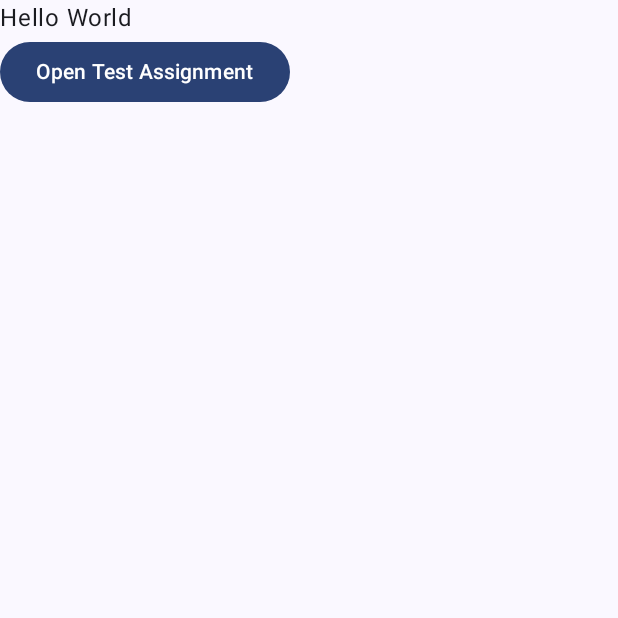
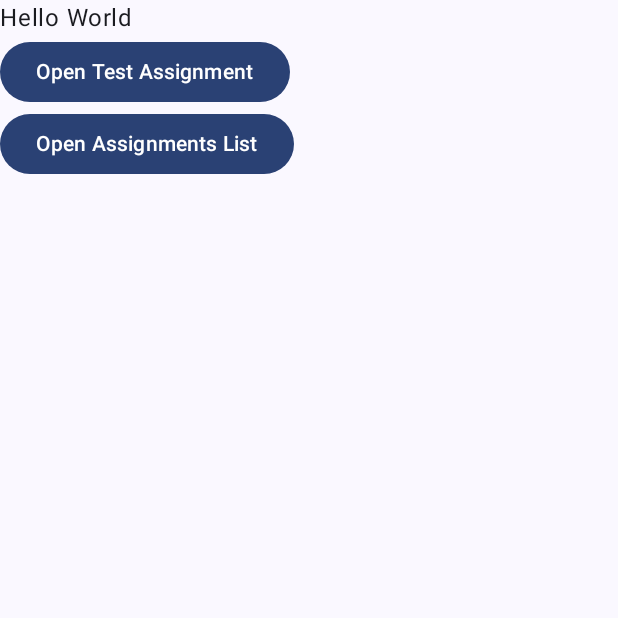
Before and after one commit to Poppymia/Flowstate, an Android app built with Jetpack Compose: the DashboardScreen screen opened through its navigation route, on a phone screen of 412 x 824 dp, the top half of it. Run offline under Robolectric (Android 15) with nearby library versions, the phone set to English and light mode, and no system bars.

Commit message:
working on ListScreen

```diff
--- a/app/src/main/java/com/example/flowstate/MainActivity.kt
+++ b/app/src/main/java/com/example/flowstate/MainActivity.kt
@@ -56,6 +56,8 @@ import androidx.navigation.compose.rememberNavController
 import androidx.navigation.NavType
 import androidx.navigation.navArgument
 import com.example.flowstate.features.AssignmentDetailsEditScreen
+import com.example.flowstate.features.AssignmentsListScreen
+import com.example.flowstate.models.AssignmentsListViewModel
 
 
 class MainActivity : ComponentActivity() {
@@ -67,6 +69,7 @@ class MainActivity : ComponentActivity() {
             FlowstateTheme {
                 val navController = rememberNavController()
                 val dbHelper = FlowstateDatabaseHelper(this)
+                val assignmentsListViewModel = AssignmentsListViewModel(dbHelper)
 
                 // Seed sample data on first launch
                 if (!dbHelper.hasAssignments()) {
@@ -107,8 +110,7 @@ class MainActivity : ComponentActivity() {
                 }
 
                 Scaffold(modifier = Modifier.fillMaxSize()) { innerPadding ->
-
-                    NavHost(
+                    /*NavHost(
                         navController = navController,
                         startDestination = "dashboard",
                         modifier = Modifier.padding(innerPadding)
@@ -150,6 +152,38 @@ class MainActivity : ComponentActivity() {
                         }
 
 
+                    }*/
+
+                    NavHost(
+                        navController = navController,
+                        startDestination = "dashboard",
+                        modifier = Modifier.padding(innerPadding)
+                    ) {
+
+                        composable("dashboard") {
+                            DashboardScreen(
+                                navController = navController,
+                                dbHelper = dbHelper
+                            )
+                        }
+
+                        composable(
+                            route = "details/{id}",
+                            arguments = listOf(navArgument("id") { type = NavType.StringType })
+                        ) { backStackEntry ->
+                            val assignmentId = backStackEntry.arguments?.getString("id") ?: return@composable
+
+                            AssignmentDetailsScreen(
+                                assignmentId = assignmentId,
+                                navController = navController,
+                                dbHelper = dbHelper
+                            )
+                        }
+
+                        // NEW: Assignments List Screen
+                        composable("assignments") {
+                            AssignmentsListScreen(assignmentsListViewModel)
+                        }
                     }
                 }
             }
--- a/app/src/main/java/com/example/flowstate/features/DashboardScreen.kt
+++ b/app/src/main/java/com/example/flowstate/features/DashboardScreen.kt
@@ -23,5 +23,11 @@ fun DashboardScreen(
             Text("Open Test Assignment")
         }
 
+        Button(onClick = {
+            navController.navigate("assignments")
+        }) {
+            Text("Open Assignments List")
+        }
+
     }
 }
--- a/app/src/main/java/com/example/flowstate/models/AssignmentsListViewModel.kt
+++ b/app/src/main/java/com/example/flowstate/models/AssignmentsListViewModel.kt
@@ -4,11 +4,13 @@ package com.example.flowstate.models
 import androidx.compose.runtime.mutableStateOf
 import androidx.compose.runtime.State
 import androidx.lifecycle.ViewModel
+import com.example.flowstate.data.FlowstateDatabaseHelper
 import com.example.flowstate.models.Assignment
 import kotlinx.coroutines.flow.MutableStateFlow
 import kotlinx.coroutines.flow.StateFlow
+/*
 
-class AssignmentsListViewModel : ViewModel() {
+class AssignmentsListViewModel(private val dbHelper: FlowstateDatabaseHelper) : ViewModel() {
 
     private val _assignments = MutableStateFlow<List<Assignment>>(emptyList())
     val assignments: StateFlow<List<Assignment>> = _assignments
@@ -58,3 +60,84 @@ class AssignmentsListViewModel : ViewModel() {
         )
     }
 }
+*/
+
+class AssignmentsListViewModel(private val dbHelper: FlowstateDatabaseHelper) : ViewModel() {
+
+    private val _assignments = MutableStateFlow<List<Assignment>>(emptyList())
+    val assignments: StateFlow<List<Assignment>> = _assignments
+
+    // UI filter states
+    private val _selectedFilter = mutableStateOf("All")
+    val selectedFilter: State<String> = _selectedFilter
+
+    private val _selectedCourse = mutableStateOf("All Courses")
+    val selectedCourse: State<String> = _selectedCourse
+
+    init {
+        loadAssignmentsFromDb()
+    }
+
+    fun loadAssignmentsFromDb() {
+        val db = dbHelper.readableDatabase
+
+        val cursor = db.rawQuery("SELECT * FROM assignments", null)
+        val list = mutableListOf<Assignment>()
+
+        while (cursor.moveToNext()) {
+
+            val id = cursor.getString(cursor.getColumnIndexOrThrow("id"))
+
+            list.add(
+                Assignment(
+                    id = id,
+                    title = cursor.getString(cursor.getColumnIndexOrThrow("title")),
+                    courseId = cursor.getString(cursor.getColumnIndexOrThrow("courseId")),
+                    dueDate = cursor.getLong(cursor.getColumnIndexOrThrow("dueDate")),
+                    priority = cursor.getInt(cursor.getColumnIndexOrThrow("priority")),
+                    progress = cursor.getInt(cursor.getColumnIndexOrThrow("progress")),
+                    notes = cursor.getString(cursor.getColumnIndexOrThrow("notes")),
+                    estimatedTimeMinutes = cursor.getInt(cursor.getColumnIndexOrThrow("estimatedTimeMinutes")),
+                    expectedGrade = cursor.getInt(cursor.getColumnIndexOrThrow("expectedGrade")),
+                    actualGrade = cursor.getInt(cursor.getColumnIndexOrThrow("actualGrade")),
+                    isCompleted = cursor.getInt(cursor.getColumnIndexOrThrow("isCompleted")) == 1,
+                    subtasks = loadSubtasks(id) // load subtasks too
+                )
+            )
+        }
+
+        cursor.close()
+        _assignments.value = list
+    }
+
+    private fun loadSubtasks(assignmentId: String): List<Subtask> {
+        val db = dbHelper.readableDatabase
+        val cursor = db.rawQuery(
+            "SELECT * FROM subtasks WHERE assignmentId = ?",
+            arrayOf(assignmentId)
+        )
+
+        val subtasks = mutableListOf<Subtask>()
+        while (cursor.moveToNext()) {
+            subtasks.add(
+                Subtask(
+                    id = cursor.getString(cursor.getColumnIndexOrThrow("id")),
+                    text = cursor.getString(cursor.getColumnIndexOrThrow("text")),
+                    isChecked = cursor.getInt(cursor.getColumnIndexOrThrow("isChecked")) == 1,
+                    assignmentId = cursor.getString(cursor.getColumnIndexOrThrow("assignmentId"))
+                )
+            )
+        }
+        cursor.close()
+        return subtasks
+    }
+
+    // Filters
+    fun setFilter(filter: String) {
+        _selectedFilter.value = filter
+    }
+
+    fun setCourseFilter(course: String) {
+        _selectedCourse.value = course
+    }
+}
```
